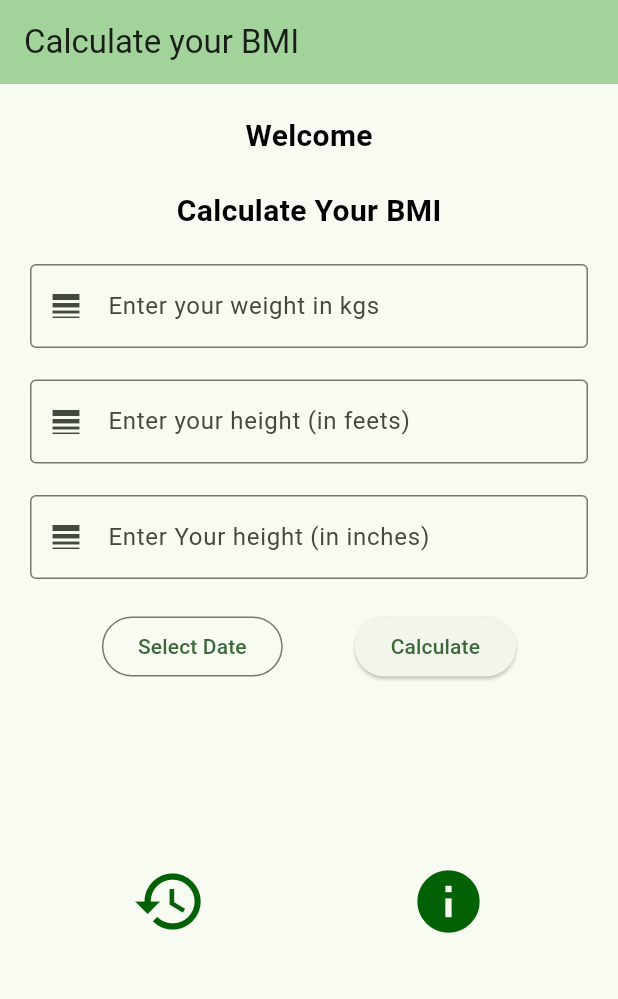
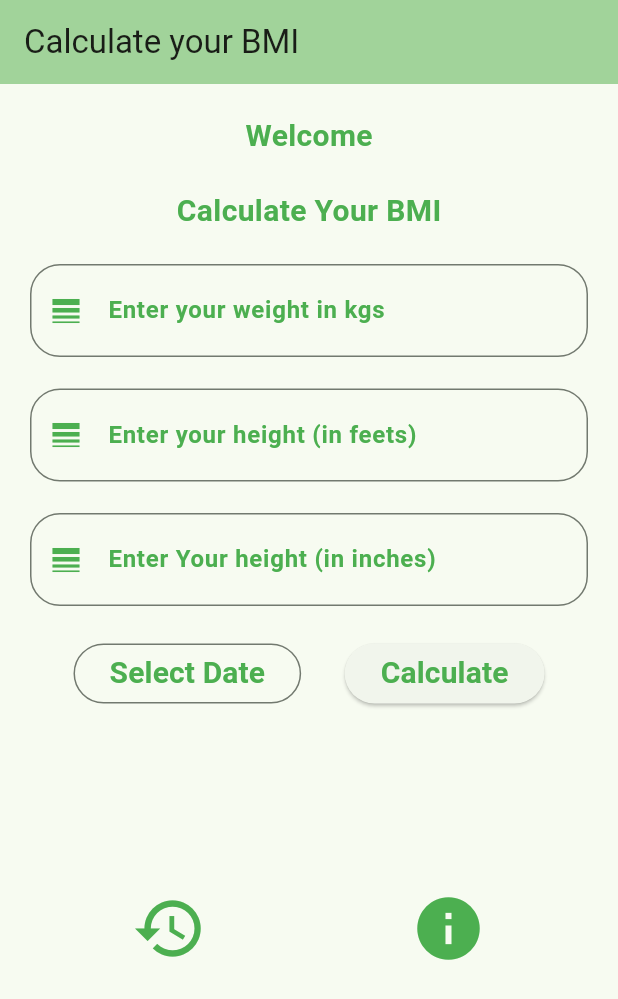
Before and after one commit to aakashsatyendra/Flutter-learning, a Flutter app: the screen it shows after launch, on a phone screen of 412 x 824 dp. Shown: the top 999 px of the screen. Run offline on Flutter 3.47's test engine with Material 3 defaults, Android fonts, the light colour scheme and no system bars; our stand-ins replace font_awesome_flutter, shared_preferences, sqflite; accounts and stored records are empty; project files that could hold a hidden picture were left out.

Commit message:
minor change in bmi

```diff
--- a/mybmi/lib/HomeScreen.dart
+++ b/mybmi/lib/HomeScreen.dart
@@ -58,7 +58,7 @@ class _MyHomePageState extends State<MyHomePage> {
                 Text(
                   "Welcome",
                   style: TextStyle(
-                      color: resColor,
+                      color: Colors.green,
                       fontWeight: FontWeight.bold,
                       fontSize: 20),
                 ),
@@ -68,7 +68,7 @@ class _MyHomePageState extends State<MyHomePage> {
                 Text(
                   "Calculate Your BMI",
                   style: TextStyle(
-                      color: resColor,
+                      color: Colors.green,
                       fontWeight: FontWeight.bold,
                       fontSize: 20),
                 ),
@@ -78,11 +78,26 @@ class _MyHomePageState extends State<MyHomePage> {
                 TextField(
                   controller: wtController,
                   keyboardType: TextInputType.number,
+                  cursorColor: Colors.green,
+                  style: TextStyle(
+                      color: Colors.green,
+                      fontSize: 20,
+                      fontWeight: FontWeight.bold),
                   decoration: InputDecoration(
-                      label: Text("Enter your weight in kgs"),
+                      label: Text(
+                        "Enter your weight in kgs",
+                        style: TextStyle(
+                            color: Colors.green, fontWeight: FontWeight.bold),
+                      ),
                       border: new OutlineInputBorder(
-                          borderSide: new BorderSide(color: Colors.teal)),
-                      prefixIcon: Icon(Icons.line_weight)),
+                          borderRadius: BorderRadius.circular(20),
+                          borderSide: new BorderSide(
+                            color: Colors.teal,
+                          )),
+                      prefixIcon: Icon(
+                        Icons.line_weight,
+                        color: Colors.green,
+                      )),
                 ),
                 SizedBox(
                   height: 21,
@@ -90,11 +105,24 @@ class _MyHomePageState extends State<MyHomePage> {
                 TextField(
                   controller: ftController,
                   keyboardType: TextInputType.number,
+                  cursorColor: Colors.green,
+                  style: TextStyle(
+                      color: Colors.green,
+                      fontSize: 20,
+                      fontWeight: FontWeight.bold),
                   decoration: InputDecoration(
-                      label: Text("Enter your height (in feets)"),
+                      label: Text(
+                        "Enter your height (in feets)",
+                        style: TextStyle(
+                            color: Colors.green, fontWeight: FontWeight.bold),
+                      ),
                       border: new OutlineInputBorder(
+                          borderRadius: BorderRadius.circular(20),
                           borderSide: new BorderSide(color: Colors.teal)),
-                      prefixIcon: Icon(Icons.line_weight)),
+                      prefixIcon: Icon(
+                        Icons.line_weight,
+                        color: Colors.green,
+                      )),
                 ),
                 SizedBox(
                   height: 21,
@@ -102,11 +130,24 @@ class _MyHomePageState extends State<MyHomePage> {
                 TextField(
                   controller: inController,
                   keyboardType: TextInputType.number,
+                  cursorColor: Colors.green,
+                  style: TextStyle(
+                      color: Colors.green,
+                      fontSize: 20,
+                      fontWeight: FontWeight.bold),
                   decoration: InputDecoration(
-                      label: Text("Enter Your height (in inches)"),
+                      label: Text(
+                        "Enter Your height (in inches)",
+                        style: TextStyle(
+                            color: Colors.green, fontWeight: FontWeight.bold),
+                      ),
                       border: new OutlineInputBorder(
+                          borderRadius: BorderRadius.circular(20),
                           borderSide: new BorderSide(color: Colors.teal)),
-                      prefixIcon: Icon(Icons.line_weight)),
+                      prefixIcon: Icon(
+                        Icons.line_weight,
+                        color: Colors.green,
+                      )),
                 ),
                 SizedBox(
                   height: 21,
@@ -136,7 +177,11 @@ class _MyHomePageState extends State<MyHomePage> {
                             });
                           }
                         },
-                        child: Text(selectedDate)),
+                        child: Text(selectedDate,
+                            style: TextStyle(
+                                color: Colors.green,
+                                fontSize: 20,
+                                fontWeight: FontWeight.bold))),
                     ElevatedButton(
                         onPressed: () {
                           FocusScope.of(context).unfocus();
@@ -206,6 +251,9 @@ class _MyHomePageState extends State<MyHomePage> {
                                         inches: iInch,
                                         bmiValue: bmiValue))
                                     .then((value) => print("updated"));
+                                setState(() {
+                                  bmiDataList = dbHelper!.getBmiDataList();
+                                });
                               } else {
                                 dbHelper!
                                     .insert(BmiDataModel(
@@ -227,7 +275,13 @@ class _MyHomePageState extends State<MyHomePage> {
                             });
                           }
                         },
-                        child: Text("Calculate")),
+                        child: Text(
+                          "Calculate",
+                          style: TextStyle(
+                              color: Colors.green,
+                              fontSize: 20,
+                              fontWeight: FontWeight.bold),
+                        )),
                   ],
                 ),
                 SizedBox(
@@ -260,7 +314,7 @@ class _MyHomePageState extends State<MyHomePage> {
                       child: Icon(
                         Icons.history,
                         size: 50,
-                        color: Color.fromARGB(255, 2, 97, 5),
+                        color: Colors.green,
                       ),
                       onTap: () {
                         Navigator.push(
@@ -273,7 +327,7 @@ class _MyHomePageState extends State<MyHomePage> {
                       child: Icon(
                         Icons.info,
                         size: 50,
-                        color: Color.fromARGB(255, 2, 97, 5),
+                        color: Colors.green,
                       ),
                       onTap: () {
                         Navigator.push(
--- a/mybmi/lib/UpdateScreen.dart
+++ b/mybmi/lib/UpdateScreen.dart
@@ -120,14 +120,18 @@ class UpdateScreenState extends State<UpdateScreen> {
                               initialDate: DateTime.now(),
                               firstDate: DateTime(2021),
                               lastDate: DateTime(2025));
+                          if (datePicked != null) {
+                            String month = datePicked.month.toString();
+                            String day = datePicked.day.toString();
+                            String year = datePicked.year.toString();
 
-                          if (datePicked != null) {
-                            selectedDate = datePicked.day.toString() +
-                                " / " +
-                                datePicked.month.toString() +
-                                " / " +
-                                datePicked.year.toString();
-                            setState(() {});
+                            setState(() {
+                              selectedDate = year +
+                                  " / " +
+                                  "${int.parse(month) < 10 ? '0' + month : month}" +
+                                  " / " +
+                                  "${int.parse(day) < 10 ? '0' + day : day}";
+                            });
                           }
                         },
                         child: Text(
```
